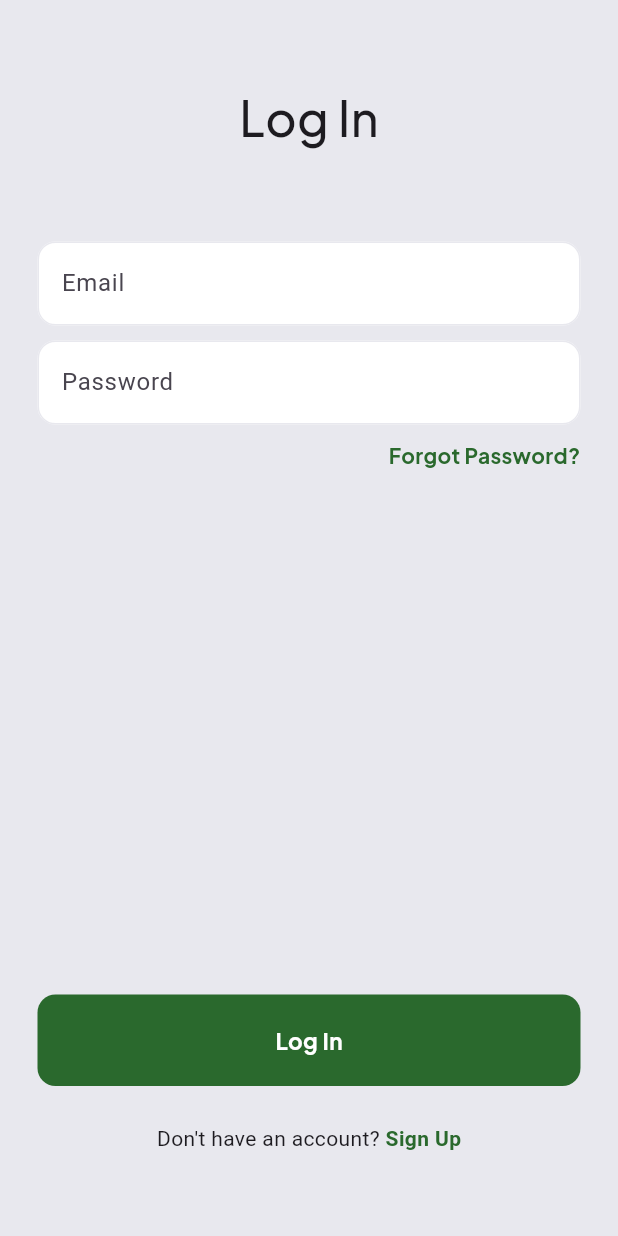
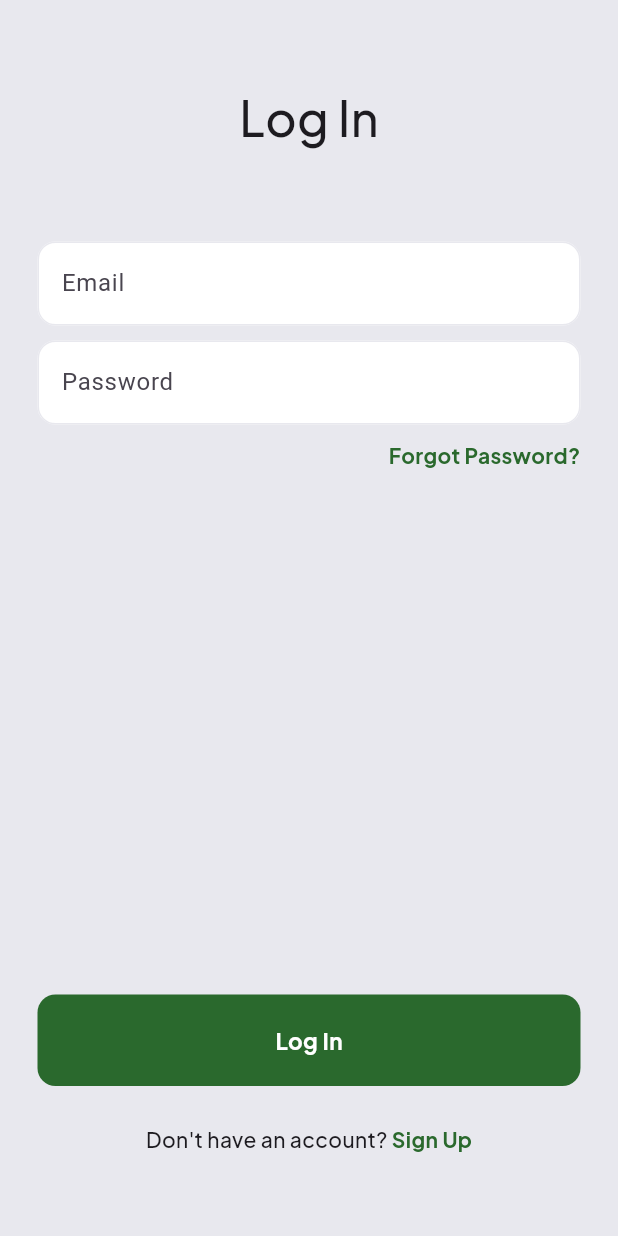
Before and after one commit to nbhan21/Cli-mate, a Flutter app: the Loginpage screen opened directly with empty values, on a phone screen of 412 x 824 dp. Run offline on Flutter 3.47's test engine with Material 3 defaults, Android fonts, the phone set to English and light mode, and no system bars; our stand-ins replace cloud_firestore, firebase_auth, firebase_core; accounts and stored records are empty.

Commit message:
font changes

```diff
--- a/bismillahWin/lib/Login Page Procedure/login_page.dart
+++ b/bismillahWin/lib/Login Page Procedure/login_page.dart
@@ -219,12 +219,16 @@ Future signIn() async {
                 Row(
                   mainAxisAlignment: MainAxisAlignment.center,
                   children: [
-                    Text("Don't have an account?"),
+                    Text("Don't have an account?",
+                    style: TextStyle(
+                      fontFamily: 'PlusJakartaSans',
+                    ),),
                     GestureDetector(
                       onTap: widget.showRegisterPage,
                       child: const Text(
                         ' Sign Up',
                       style: TextStyle(
+                        fontFamily: 'PlusJakartaSans',
                         color: Color.fromARGB(255, 42, 105, 45),
                         fontWeight: FontWeight.bold,
                       ),
```
Also changed, not shown: bismillahWin/lib/Login Page Procedure/register_page.dart (+6 -1 lines).
